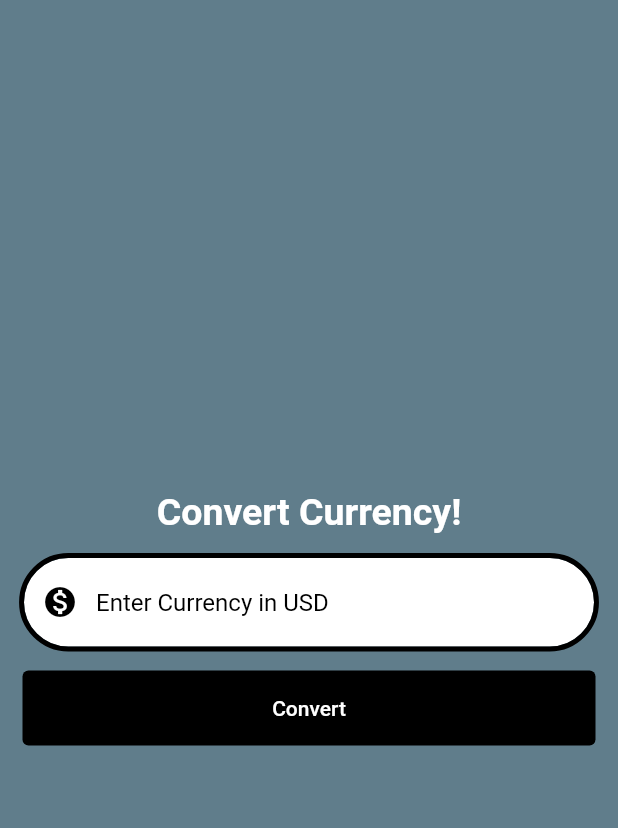
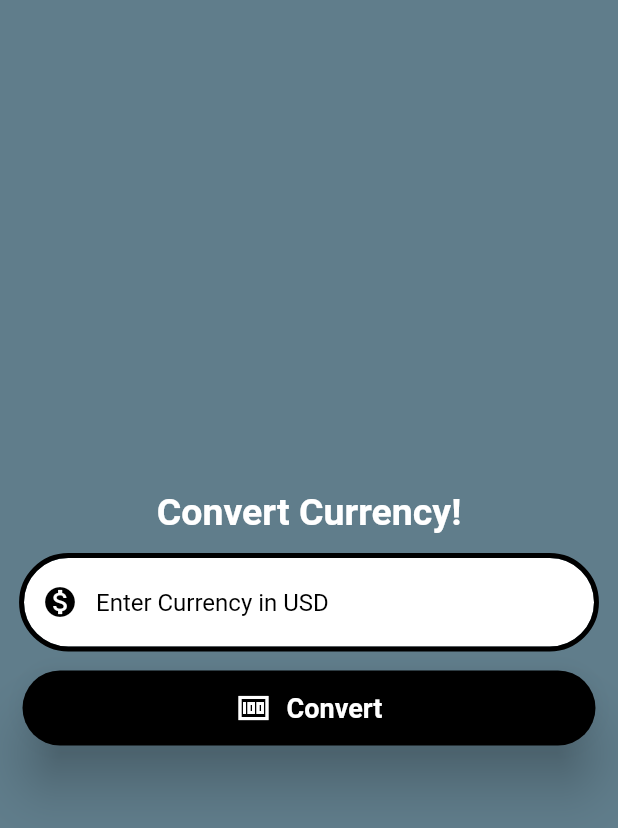
Before and after one commit to sxmbaka/currency_converter, a Flutter app: the screen it shows after launch, on a phone screen of 412 x 824 dp. Shown: the top 828 px of the screen. Run offline on Flutter 3.47's test engine with Material 2 defaults, Android fonts, the phone set to English and light mode, and no system bars.

Commit message:
update currency_converter_material_page.dart update 8 files

```diff
--- a/lib/currency_converter_material_page.dart
+++ b/lib/currency_converter_material_page.dart
@@ -24,9 +24,6 @@ class CurrencyConverterMaterialPage extends StatelessWidget {
           child: Column(
             mainAxisAlignment: MainAxisAlignment.center,
             children: [
-              // color: Colors.yellowAccent,
-              // height: 200,
-              // width: 300,
               const Text(
                 'Convert Currency!',
                 style: TextStyle(
@@ -66,13 +63,32 @@ class CurrencyConverterMaterialPage extends StatelessWidget {
                       debugPrint('Convert button pressed!');
                     }
                   },
-                  style: const ButtonStyle(
-                      backgroundColor: MaterialStatePropertyAll(Colors.black),
-                      foregroundColor: MaterialStatePropertyAll(Colors.white),
-                      minimumSize:
-                          MaterialStatePropertyAll(Size(double.infinity, 50))),
-                  child: const Text(
-                    'Convert',
+                  style: TextButton.styleFrom(
+                    shape: const RoundedRectangleBorder(
+                      borderRadius: BorderRadius.all(
+                        Radius.circular(30),
+                      ),
+                    ),
+                    elevation: 15,
+                    shadowColor: Colors.black,
+                    backgroundColor: Colors.black,
+                    foregroundColor: Colors.white,
+                    minimumSize: const Size(double.infinity, 50),
+                  ),
+                  child: const Row(
+                    mainAxisAlignment: MainAxisAlignment.center,
+                    children: [
+                      Icon(Icons.money_sharp),
+                      SizedBox(width: 10),
+                      Text(
+                        'Convert',
+                        style: TextStyle(
+                          color: Color.fromARGB(255, 255, 255, 255),
+                          fontSize: 18,
+                          fontWeight: FontWeight.bold,
+                        ),
+                      ),
+                    ],
                   ),
                 ),
               ),
```
